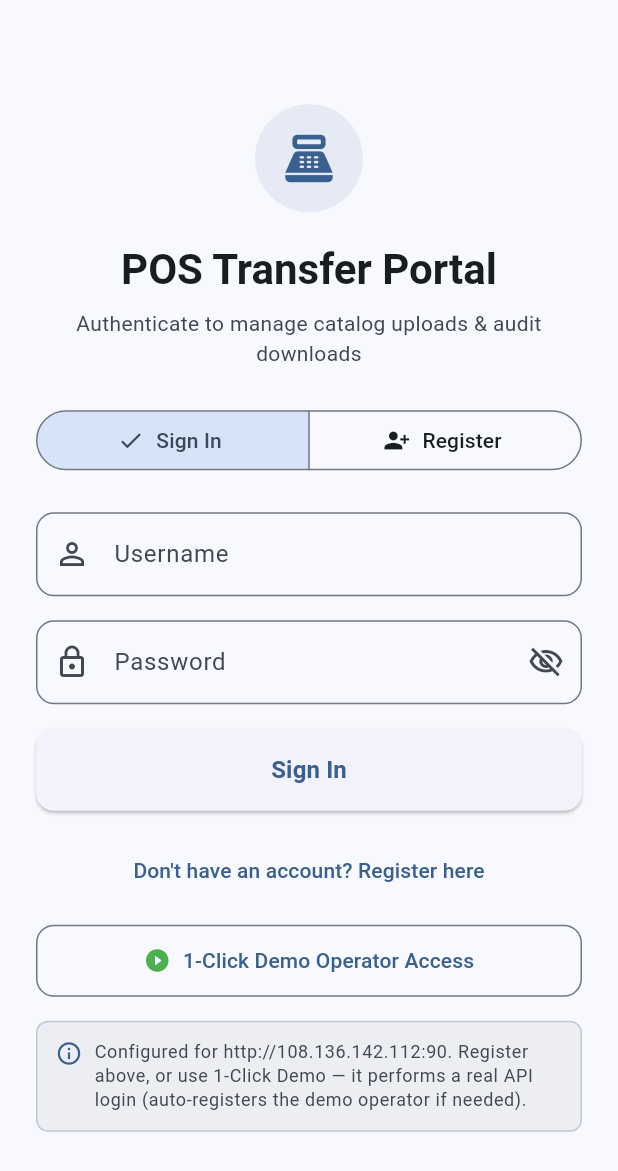
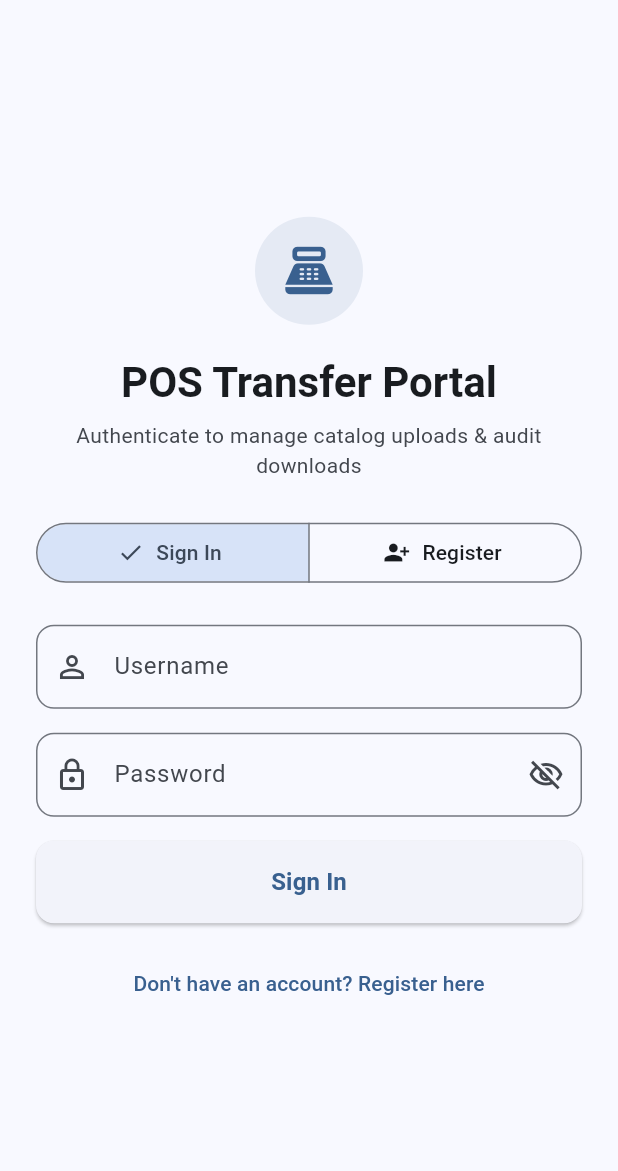
Before and after one commit to Nurujjaman329/laantech_project, a Flutter app: the screen it shows after launch, on a phone screen of 412 x 824 dp. Shown: the top 1171 px of the screen. Run offline on Flutter 3.47's test engine with Material 3 defaults, Android fonts, the phone set to English and light mode, and no system bars; our stand-ins replace connectivity_plus, dio, equatable, file_picker, flutter_bloc, flutter_local_notifications and 3 more.

Commit message:
refactor(auth): remove demo login and server info from sign-in

```diff
--- a/lib/core/constants/api_constants.dart
+++ b/lib/core/constants/api_constants.dart
@@ -19,8 +19,4 @@ class ApiConstants {
   // Storage Keys
   static const String tokenKey = 'auth_token';
   static const String usernameKey = 'auth_username';
-
-  /// Stable credentials for 1-Click Demo (real API register/login).
-  static const String demoUsername = 'pos_demo_operator';
-  static const String demoPassword = 'DemoPass123!';
 }
--- a/lib/features/auth/presentation/bloc/auth_event.dart
+++ b/lib/features/auth/presentation/bloc/auth_event.dart
@@ -37,10 +37,6 @@ class AuthRegisterRequested extends AuthEvent {
   List<Object?> get props => [username, password];
 }
 
-class AuthDemoLoginRequested extends AuthEvent {
-  const AuthDemoLoginRequested();
-}
-
 class AuthLogoutRequested extends AuthEvent {
   const AuthLogoutRequested();
 }
--- a/lib/features/auth/presentation/screens/login_screen.dart
+++ b/lib/features/auth/presentation/screens/login_screen.dart
@@ -262,65 +262,17 @@ class _LoginScreenState extends State<LoginScreen> {
 
                       // Toggle between Login & Register text button
                       TextButton(
-                        onPressed: () {
-                          setState(() {
-                            _isRegisterMode = !_isRegisterMode;
-                          });
-                        },
+                        onPressed: isLoading
+                            ? null
+                            : () {
+                                setState(() {
+                                  _isRegisterMode = !_isRegisterMode;
+                                });
+                              },
                         child: Text(
                           _isRegisterMode
                               ? 'Already have an account? Sign In'
                               : 'Don\'t have an account? Register here',
-                        ),
-                      ),
-                      const SizedBox(height: 12),
-
-                      // 1-Click Demo / Test Mode for Evaluators
-                      OutlinedButton.icon(
-                        icon: const Icon(Icons.play_circle_filled_rounded, color: Colors.green),
-                        label: const Text('1-Click Demo Operator Access'),
-                        style: OutlinedButton.styleFrom(
-                          padding: const EdgeInsets.symmetric(vertical: 14),
-                          shape: RoundedRectangleBorder(
-                            borderRadius: BorderRadius.circular(12),
-                          ),
-                        ),
-                        onPressed: isLoading
-                            ? null
-                            : () {
-                                context.read<AuthBloc>().add(const AuthDemoLoginRequested());
-                              },
-                      ),
-                      const SizedBox(height: 16),
-
-                      // Server Info Card
-                      Container(
-                        padding: const EdgeInsets.all(12),
-                        decoration: BoxDecoration(
-                          color: theme.colorScheme.surfaceContainerHighest.withValues(alpha: 0.5),
-                          borderRadius: BorderRadius.circular(8),
-                          border: Border.all(
-                            color: theme.colorScheme.outlineVariant,
-                          ),
-                        ),
-                        child: Row(
-                          crossAxisAlignment: CrossAxisAlignment.start,
-                          children: [
-                            Icon(
-                              Icons.info_outline,
-                              size: 18,
-                              color: theme.colorScheme.primary,
-                            ),
-                            const SizedBox(width: 8),
-                            Expanded(
-                              child: Text(
-                                'Configured for http://108.136.142.112:90. Register above, or use 1-Click Demo — it performs a real API login (auto-registers the demo operator if needed).',
-                                style: theme.textTheme.bodySmall?.copyWith(
-                                  color: theme.colorScheme.onSurfaceVariant,
-                                ),
-                              ),
-                            ),
-                          ],
                         ),
                       ),
                     ],
--- a/lib/features/file_transfer/data/repositories/file_transfer_repository_impl.dart
+++ b/lib/features/file_transfer/data/repositories/file_transfer_repository_impl.dart
@@ -4,7 +4,6 @@ import 'dart:io';
 import 'package:dio/dio.dart';
 import 'package:path_provider/path_provider.dart';
 import 'package:shared_preferences/shared_preferences.dart';
-import '../../../../core/errors/exceptions.dart';
 import '../../../../core/notifications/notification_service.dart';
 import '../../domain/entities/file_item.dart';
 import '../../domain/entities/transfer_task.dart';
--- a/lib/features/file_transfer/presentation/screens/dashboard_screen.dart
+++ b/lib/features/file_transfer/presentation/screens/dashboard_screen.dart
@@ -2,7 +2,6 @@ import 'package:flutter/material.dart';
 import 'package:flutter_bloc/flutter_bloc.dart';
 import 'package:intl/intl.dart';
 
-import '../../domain/entities/transfer_task.dart';
 import '../bloc/transfer_bloc.dart';
 import '../bloc/transfer_event.dart';
 import '../bloc/transfer_state.dart';
```
Also changed, not shown: lib/features/auth/presentation/bloc/auth_bloc.dart (+0 -31 lines), lib/features/file_transfer/presentation/widgets/persistent_transfer_sheet.dart (+13 -6 lines), img.png (added), 4 other files.
